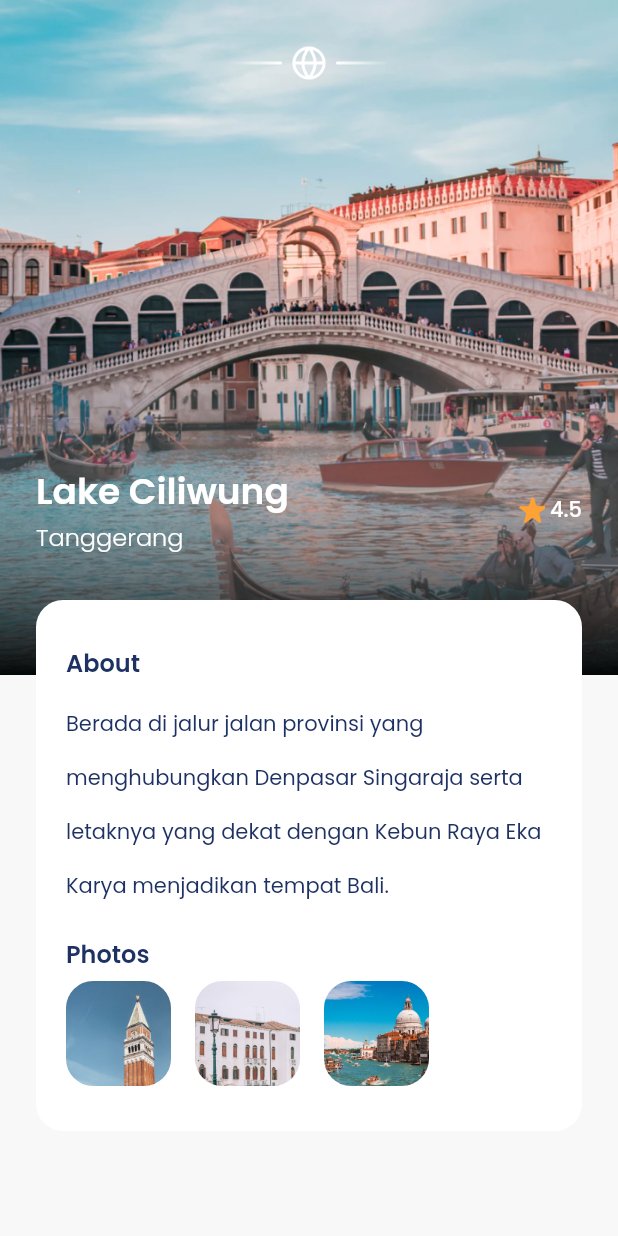
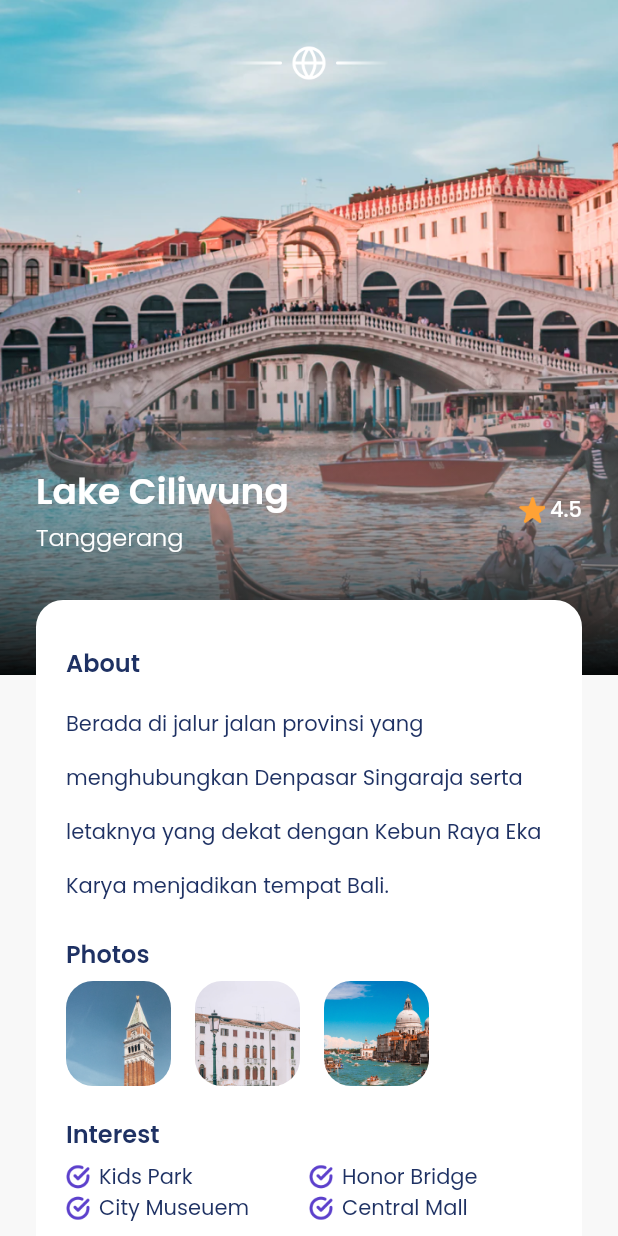
Before and after one commit to saydinaambiya/easyways_app, a Flutter app: the DetailPage screen opened by its route, on a phone screen of 412 x 824 dp. Run offline on Flutter 3.47's test engine with Material 2 defaults, Android fonts, the phone set to English and light mode, and no system bars; our stand-ins replace google_fonts.

Commit message:
add interest section to detail screen

```diff
--- a/lib/ui/pages/detail_page.dart
+++ b/lib/ui/pages/detail_page.dart
@@ -1,4 +1,5 @@
 import 'package:easyplane_app/shared/theme.dart';
+import 'package:easyplane_app/ui/widgets/interest_item.dart';
 import 'package:easyplane_app/ui/widgets/photo_item.dart';
 import 'package:flutter/material.dart';
 
@@ -39,7 +40,11 @@ class DetailPage extends StatelessWidget {
     Widget detailContent() {
       return Container(
         width: double.infinity,
-        margin: EdgeInsets.symmetric(horizontal: defaultMargin),
+        margin: EdgeInsets.only(
+          left: defaultMargin,
+          right: defaultMargin,
+          bottom: 30,
+        ),
         child: Column(
           children: [
             // NOTE : EMBLEM LOGO
@@ -148,10 +153,40 @@ class DetailPage extends StatelessWidget {
                   ),
                   const SizedBox(height: 6),
                   Row(
-                    children: [
+                    children: const [
                       PhotoItem(imageUrl: 'assets/images/photos1_ciliwung.png'),
                       PhotoItem(imageUrl: 'assets/images/photos2_ciliwung.png'),
                       PhotoItem(imageUrl: 'assets/images/photos3_ciliwung.png'),
+                    ],
+                  ),
+                  // NOTE : INTEREST
+                  const SizedBox(height: 20),
+                  Text(
+                    'Interest',
+                    style: navyText.copyWith(
+                      fontSize: 16,
+                      fontWeight: semiBold,
+                    ),
+                  ),
+                  const SizedBox(height: 6),
+                  Row(
+                    children: [
+                      InterestItem(
+                        textInterest: 'Kids Park',
+                      ),
+                      InterestItem(
+                        textInterest: 'Honor Bridge',
+                      ),
+                    ],
+                  ),
+                  Row(
+                    children: [
+                      InterestItem(
+                        textInterest: 'City Museuem',
+                      ),
+                      InterestItem(
+                        textInterest: 'Central Mall',
+                      ),
                     ],
                   ),
                 ],
@@ -164,12 +199,14 @@ class DetailPage extends StatelessWidget {
 
     return Scaffold(
       backgroundColor: backgroundColor,
-      body: Stack(
-        children: [
-          backgroundImage(),
-          customShadow(),
-          detailContent(),
-        ],
+      body: SingleChildScrollView(
+        child: Stack(
+          children: [
+            backgroundImage(),
+            customShadow(),
+            detailContent(),
+          ],
+        ),
       ),
     );
   }
--- /dev/null
+++ b/lib/ui/widgets/interest_item.dart
@@ -0,0 +1,34 @@
+import 'package:flutter/material.dart';
+
+import '../../shared/theme.dart';
+
+class InterestItem extends StatelessWidget {
+  final String textInterest;
+
+  const InterestItem({
+    Key? key,
+    required this.textInterest,
+  }) : super(key: key);
+
+  @override
+  Widget build(BuildContext context) {
+    return Expanded(
+      child: Row(
+        children: [
+          Container(
+            width: 16,
+            height: 16,
+            margin: const EdgeInsets.only(right: 6),
+            decoration: BoxDecoration(
+              image: DecorationImage(
+                fit: BoxFit.cover,
+                image: AssetImage('assets/icons/icon_check.png'),
+              ),
+            ),
+          ),
+          Text(textInterest, style: navyText),
+        ],
+      ),
+    );
+  }
+}
```
